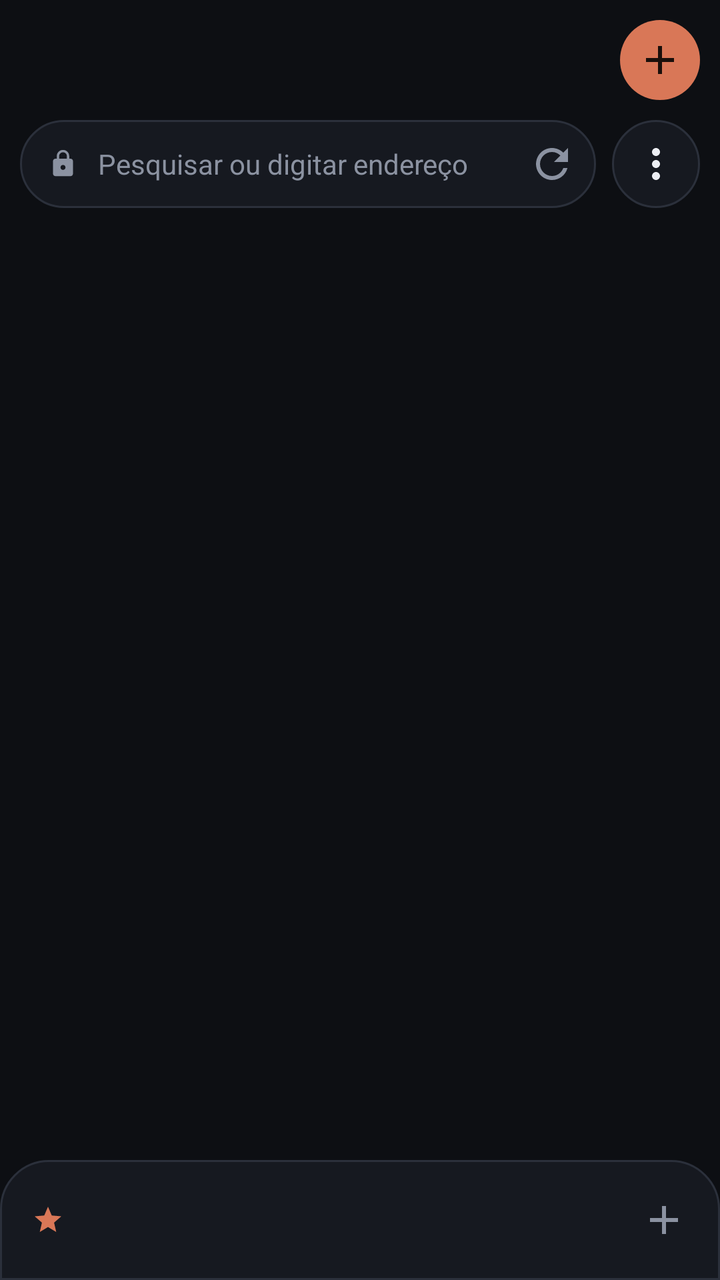
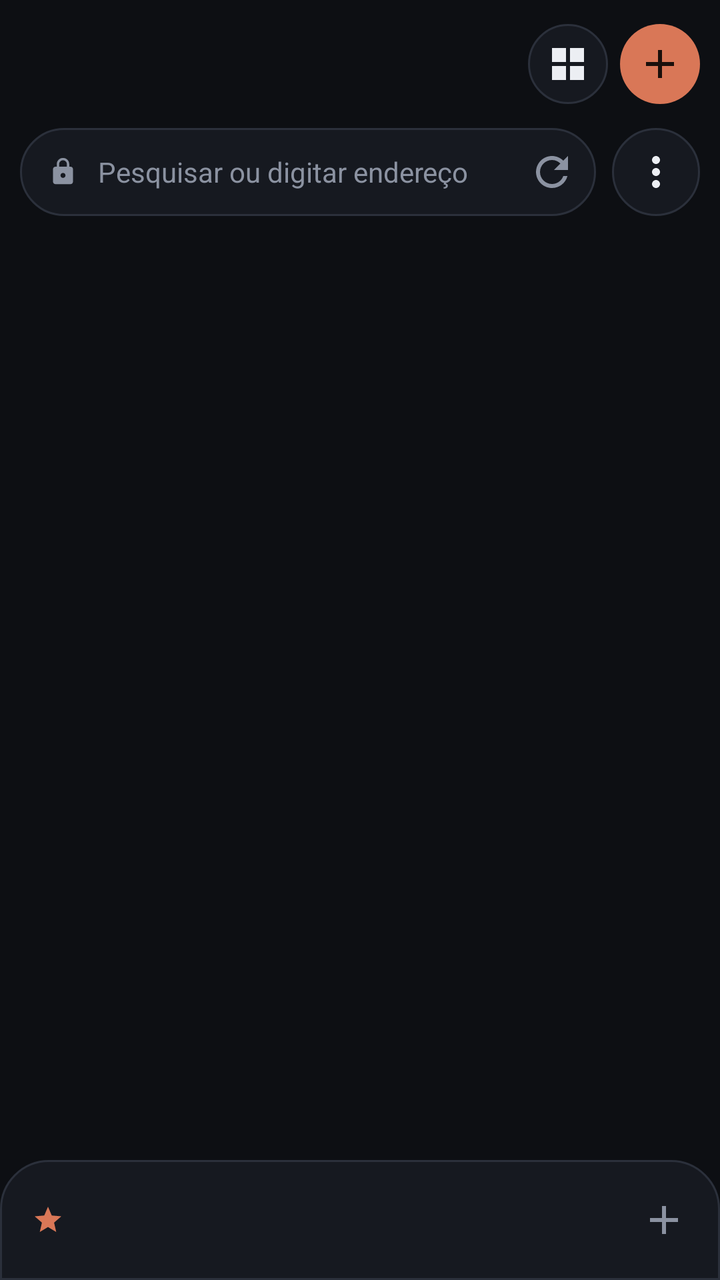

Screens rendered from an Android XML layout before and after an edit, with the pre-edit source and the edit as a unified diff.
<!-- AndroidManifest.xml: application theme Theme.App -->
<!-- res/layout/activity_main.xml -->
<?xml version="1.0" encoding="utf-8"?>
<LinearLayout xmlns:android="http://schemas.android.com/apk/res/android"
    android:layout_width="match_parent" android:layout_height="match_parent"
    android:orientation="vertical" android:background="@color/bg">

    
    <LinearLayout android:layout_width="match_parent" android:layout_height="wrap_content"
        android:orientation="vertical" android:paddingTop="4dp" android:paddingBottom="8dp">

        <LinearLayout android:layout_width="match_parent" android:layout_height="52dp"
            android:gravity="center_vertical" android:orientation="horizontal"
            android:paddingStart="10dp" android:paddingEnd="10dp">
            <androidx.recyclerview.widget.RecyclerView android:id="@+id/rvTabs"
                android:layout_width="0dp" android:layout_height="wrap_content"
                android:layout_weight="1" android:clipToPadding="false" />
            <ImageButton android:id="@+id/btnAdd" android:layout_width="40dp" android:layout_height="40dp"
                android:layout_marginStart="4dp" android:padding="10dp"
                android:src="@drawable/ic_add" android:tint="@color/on_accent"
                android:background="@drawable/bg_circle_accent"
                android:contentDescription="Nova aba" />
        </LinearLayout>

        <LinearLayout android:layout_width="match_parent" android:layout_height="wrap_content"
            android:layout_marginTop="4dp" android:gravity="center_vertical"
            android:orientation="horizontal" android:paddingStart="10dp" android:paddingEnd="10dp">
            <LinearLayout android:layout_width="0dp" android:layout_height="44dp"
                android:layout_weight="1" android:gravity="center_vertical"
                android:orientation="horizontal" android:background="@drawable/bg_url"
                android:paddingStart="14dp" android:paddingEnd="2dp">
                <ImageView android:id="@+id/urlIcon" android:layout_width="15dp" android:layout_height="15dp"
                    android:src="@drawable/ic_lock" android:tint="@color/muted" />
                <EditText android:id="@+id/urlBar" android:layout_width="0dp" android:layout_height="match_parent"
                    android:layout_weight="1" android:background="@null"
                    android:paddingStart="10dp" android:paddingEnd="6dp"
                    android:singleLine="true" android:inputType="textUri" android:imeOptions="actionGo"
                    android:hint="Pesquisar ou digitar endereço" android:textColorHint="@color/muted"
                    android:textColor="@color/text" android:textSize="14sp" />
                <ImageButton android:id="@+id/btnReload" android:layout_width="40dp" android:layout_height="40dp"
                    android:padding="10dp" android:src="@drawable/ic_refresh" android:tint="@color/muted"
                    android:background="?attr/selectableItemBackgroundBorderless"
                    android:contentDescription="Recarregar" />
            </LinearLayout>
            <ImageButton android:id="@+id/btnMenu" android:layout_width="44dp" android:layout_height="44dp"
                android:layout_marginStart="8dp" android:padding="10dp"
                android:src="@drawable/ic_more" android:tint="@color/text"
                android:background="@drawable/bg_circle_btn"
                android:contentDescription="Menu" />
        </LinearLayout>
    </LinearLayout>

    <ProgressBar android:id="@+id/progress" style="?android:attr/progressBarStyleHorizontal"
        android:layout_width="match_parent" android:layout_height="2dp" android:visibility="gone"
        android:progressTint="@color/accent" android:progressBackgroundTint="@color/outline" />

    <FrameLayout android:layout_width="match_parent" android:layout_height="0dp" android:layout_weight="1">
        <FrameLayout android:id="@+id/container" android:layout_width="match_parent"
            android:layout_height="match_parent" />
        <LinearLayout android:id="@+id/overlay" android:layout_width="match_parent"
            android:layout_height="match_parent" android:orientation="vertical"
            android:background="@color/bg" android:clickable="true" android:focusable="true"
            android:visibility="gone">
            <LinearLayout android:layout_width="match_parent" android:layout_height="48dp"
                android:gravity="center_vertical" android:paddingStart="16dp"
                android:background="@color/surface" android:orientation="horizontal">
                <ImageView android:layout_width="16dp" android:layout_height="16dp"
                    android:src="@drawable/ic_star" android:tint="@color/accent" />
                <TextView android:id="@+id/favTitle" android:layout_width="0dp"
                    android:layout_height="wrap_content" android:layout_weight="1"
                    android:layout_marginStart="10dp"
                    android:maxLines="1" android:ellipsize="end"
                    android:textColor="@color/text" android:textSize="15sp" android:textStyle="bold" />
                <ImageButton android:id="@+id/btnFavClose" android:layout_width="48dp"
                    android:layout_height="48dp" android:padding="13dp" android:src="@drawable/ic_close"
                    android:tint="@color/muted"
                    android:background="?attr/selectableItemBackgroundBorderless"
                    android:contentDescription="Fechar" />
            </LinearLayout>
            <ProgressBar android:id="@+id/favProgress" style="?android:attr/progressBarStyleHorizontal"
                android:layout_width="match_parent" android:layout_height="2dp"
                android:visibility="gone" android:progressTint="@color/accent" />
            <FrameLayout android:id="@+id/favHost" android:layout_width="match_parent"
                android:layout_height="0dp" android:layout_weight="1" />
        </LinearLayout>
    </FrameLayout>

    
    <LinearLayout android:id="@+id/dock" android:layout_width="match_parent"
        android:layout_height="60dp" android:gravity="center_vertical"
        android:paddingStart="16dp" android:paddingEnd="6dp"
        android:background="@drawable/bg_dock" android:orientation="horizontal">
        <ImageView android:layout_width="16dp" android:layout_height="16dp"
            android:src="@drawable/ic_star" android:tint="@color/accent" />
        <androidx.recyclerview.widget.RecyclerView android:id="@+id/rvFavs"
            android:layout_width="0dp" android:layout_height="wrap_content" android:layout_weight="1"
            android:layout_marginStart="10dp" />
        <ImageButton android:id="@+id/btnFavAdd" android:layout_width="44dp" android:layout_height="44dp"
            android:padding="11dp" android:src="@drawable/ic_add" android:tint="@color/muted"
            android:background="?attr/selectableItemBackgroundBorderless"
            android:contentDescription="Novo favorito" />
    </LinearLayout>
</LinearLayout>
<!-- resources referenced by this layout -->
<resources>
  <color name="accent">#D97757</color>
  <color name="bg">#0D0F13</color>
  <color name="muted">#8B92A1</color>
  <color name="on_accent">#1A0F0B</color>
  <color name="outline">#2B303B</color>
  <color name="surface">#161920</color>
  <color name="text">#ECEEF3</color>
  <!-- drawable bg_circle_accent (drawable) -->
  <shape xmlns:android="http://schemas.android.com/apk/res/android" android:shape="oval">
      <solid android:color="@color/accent" />
  </shape>
  <!-- drawable bg_circle_btn (drawable) -->
  <shape xmlns:android="http://schemas.android.com/apk/res/android" android:shape="oval">
      <solid android:color="@color/surface" /><stroke android:width="1dp" android:color="@color/outline" />
  </shape>
  <!-- drawable bg_dock (drawable) -->
  <shape xmlns:android="http://schemas.android.com/apk/res/android" android:shape="rectangle">
      <solid android:color="@color/surface" />
      <stroke android:width="1dp" android:color="@color/outline" />
      <corners android:topLeftRadius="24dp" android:topRightRadius="24dp" />
  </shape>
  <!-- drawable bg_url (drawable) -->
  <shape xmlns:android="http://schemas.android.com/apk/res/android" android:shape="rectangle">
      <solid android:color="@color/surface" /><stroke android:width="1dp" android:color="@color/outline" /><corners android:radius="22dp" />
  </shape>
  <!-- drawable ic_add (drawable) -->
  <vector xmlns:android="http://schemas.android.com/apk/res/android" android:width="24dp" android:height="24dp" android:viewportWidth="24" android:viewportHeight="24">
      <path android:fillColor="#FFFFFF" android:pathData="M19,13h-6v6h-2v-6H5v-2h6V5h2v6h6z" />
  </vector>
  <!-- drawable ic_close (drawable) -->
  <vector xmlns:android="http://schemas.android.com/apk/res/android" android:width="24dp" android:height="24dp" android:viewportWidth="24" android:viewportHeight="24">
      <path android:fillColor="#FFFFFF" android:pathData="M19,6.41L17.59,5 12,10.59 6.41,5 5,6.41 10.59,12 5,17.59 6.41,19 12,13.41 17.59,19 19,17.59 13.41,12z" />
  </vector>
  <!-- drawable ic_more (drawable) -->
  <vector xmlns:android="http://schemas.android.com/apk/res/android" android:width="24dp" android:height="24dp" android:viewportWidth="24" android:viewportHeight="24">
      <path android:fillColor="#FFFFFF" android:pathData="M12,8c1.1,0 2,-0.9 2,-2s-0.9,-2 -2,-2 -2,0.9 -2,2 0.9,2 2,2zM12,10c-1.1,0 -2,0.9 -2,2s0.9,2 2,2 2,-0.9 2,-2 -0.9,-2 -2,-2zM12,16c-1.1,0 -2,0.9 -2,2s0.9,2 2,2 2,-0.9 2,-2 -0.9,-2 -2,-2z" />
  </vector>
  <!-- drawable ic_refresh (drawable) -->
  <vector xmlns:android="http://schemas.android.com/apk/res/android" android:width="24dp" android:height="24dp" android:viewportWidth="24" android:viewportHeight="24">
      <path android:fillColor="#FFFFFF" android:pathData="M17.65,6.35C16.2,4.9 14.21,4 12,4c-4.42,0 -7.99,3.58 -7.99,8s3.57,8 7.99,8c3.73,0 6.84,-2.55 7.73,-6h-2.08c-0.82,2.33 -3.04,4 -5.65,4 -3.31,0 -6,-2.69 -6,-6s2.69,-6 6,-6c1.66,0 3.14,0.69 4.22,1.78L13,11h7V4l-2.35,2.35z" />
  </vector>
  <!-- drawable ic_star (drawable) -->
  <vector xmlns:android="http://schemas.android.com/apk/res/android" android:width="24dp" android:height="24dp" android:viewportWidth="24" android:viewportHeight="24">
      <path android:fillColor="#FFFFFF" android:pathData="M12,17.27L18.18,21l-1.64,-7.03L22,9.24l-7.19,-0.61L12,2 9.19,8.63 2,9.24l5.46,4.73L5.82,21z" />
  </vector>
  <color name="surface2">#1F232C</color>
  <!-- unchanged entries left out for length: 2 -->
</resources>

<!-- the commit's change to res/layout/activity_main.xml (unified diff, before → after) -->
@@ -7,14 +7,20 @@
     <LinearLayout android:layout_width="match_parent" android:layout_height="wrap_content"
         android:orientation="vertical" android:paddingTop="4dp" android:paddingBottom="8dp">
 
-        <LinearLayout android:layout_width="match_parent" android:layout_height="52dp"
+        <LinearLayout android:layout_width="match_parent" android:layout_height="56dp"
             android:gravity="center_vertical" android:orientation="horizontal"
             android:paddingStart="10dp" android:paddingEnd="10dp">
             <androidx.recyclerview.widget.RecyclerView android:id="@+id/rvTabs"
                 android:layout_width="0dp" android:layout_height="wrap_content"
-                android:layout_weight="1" android:clipToPadding="false" />
+                android:layout_weight="1" android:clipToPadding="false"
+                android:clipChildren="false" android:overScrollMode="never" />
+            <ImageButton android:id="@+id/btnAccounts" android:layout_width="40dp" android:layout_height="40dp"
+                android:layout_marginStart="4dp" android:padding="10dp"
+                android:src="@drawable/ic_grid" android:tint="@color/text"
+                android:background="@drawable/bg_circle_btn"
+                android:contentDescription="Todas as contas" />
             <ImageButton android:id="@+id/btnAdd" android:layout_width="40dp" android:layout_height="40dp"
-                android:layout_marginStart="4dp" android:padding="10dp"
+                android:layout_marginStart="6dp" android:padding="10dp"
                 android:src="@drawable/ic_add" android:tint="@color/on_accent"
                 android:background="@drawable/bg_circle_accent"
                 android:contentDescription="Nova aba" />
<!-- resource entries referenced after the edit -->
@@ -33,6 +33,10 @@
   <vector xmlns:android="http://schemas.android.com/apk/res/android" android:width="24dp" android:height="24dp" android:viewportWidth="24" android:viewportHeight="24">
       <path android:fillColor="#FFFFFF" android:pathData="M19,6.41L17.59,5 12,10.59 6.41,5 5,6.41 10.59,12 5,17.59 6.41,19 12,13.41 17.59,19 19,17.59 13.41,12z" />
   </vector>
+  <!-- drawable ic_grid (drawable) -->
+  <vector xmlns:android="http://schemas.android.com/apk/res/android" android:width="24dp" android:height="24dp" android:viewportWidth="24" android:viewportHeight="24">
+      <path android:fillColor="#FFFFFF" android:pathData="M4,4h7v7H4V4zM13,4h7v7h-7V4zM4,13h7v7H4v-7zM13,13h7v7h-7v-7z" />
+  </vector>
   <!-- drawable ic_more (drawable) -->
   <vector xmlns:android="http://schemas.android.com/apk/res/android" android:width="24dp" android:height="24dp" android:viewportWidth="24" android:viewportHeight="24">
       <path android:fillColor="#FFFFFF" android:pathData="M12,8c1.1,0 2,-0.9 2,-2s-0.9,-2 -2,-2 -2,0.9 -2,2 0.9,2 2,2zM12,10c-1.1,0 -2,0.9 -2,2s0.9,2 2,2 2,-0.9 2,-2 -0.9,-2 -2,-2zM12,16c-1.1,0 -2,0.9 -2,2s0.9,2 2,2 2,-0.9 2,-2 -0.9,-2 -2,-2z" />
